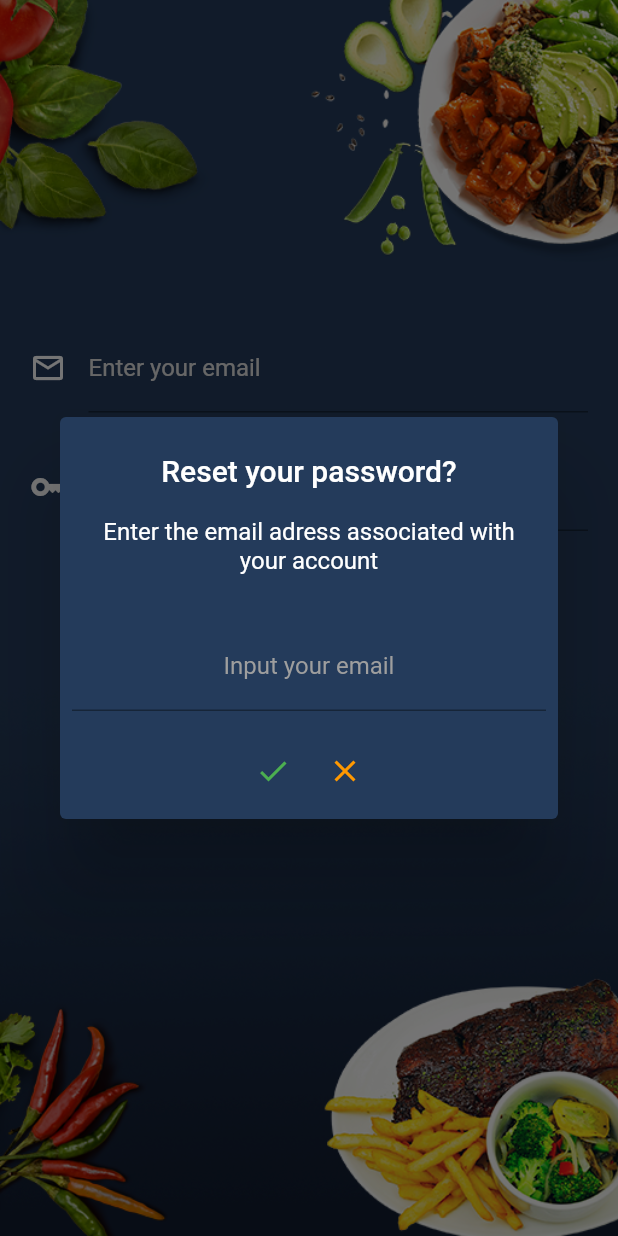
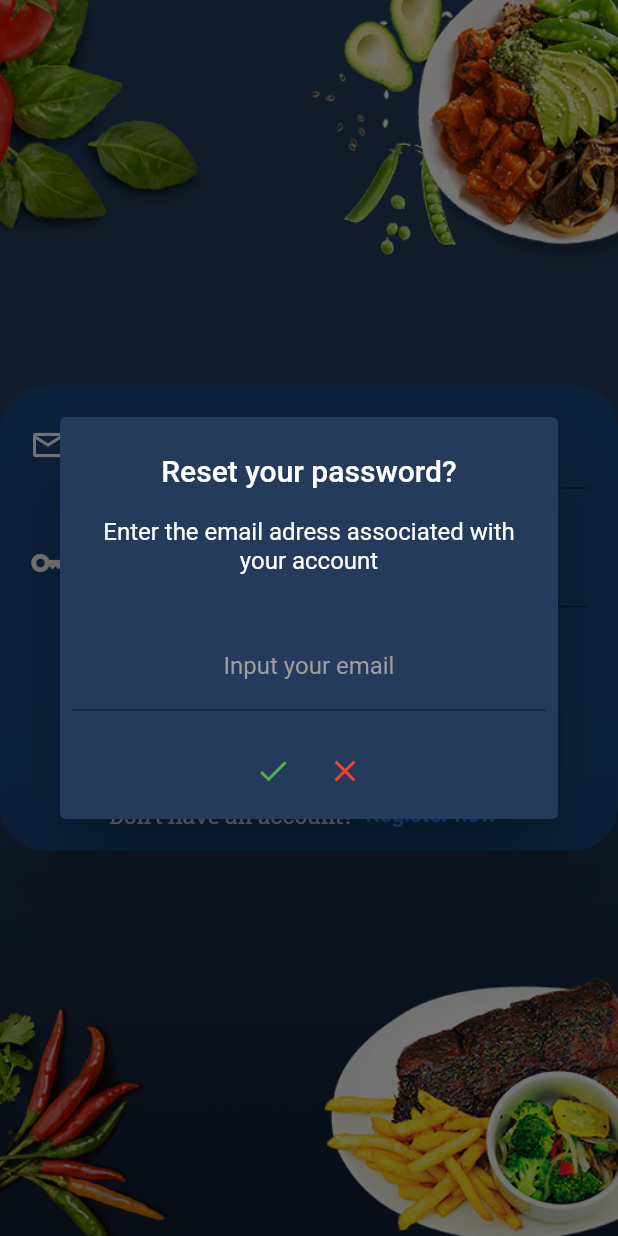
Before and after one commit to MarekRudzki/CookBook, a Flutter app: the screen it shows after launch, after a tap on "Forgot your password?", on a phone screen of 412 x 824 dp. Run offline on Flutter 3.47's test engine with Material 2 defaults, Android fonts, the light colour scheme and no system bars; our stand-ins replace animated_text_kit, bottom_navy_bar, cloud_firestore, firebase_auth, firebase_core, firebase_storage and 6 more; missing offline and left inert: day_night_switcher; accounts and stored records are empty; network calls fail.

Commit message:
Finish login screen

```diff
--- a/lib/main.dart
+++ b/lib/main.dart
@@ -23,6 +23,7 @@ void main() async {
   );
 //TODO add l10n
 //TODO expand light theme
+// TODO Maybe add Flavors
 
   runApp(
     MultiProvider(
--- a/lib/src/core/theme_provider.dart
+++ b/lib/src/core/theme_provider.dart
@@ -19,9 +19,9 @@ class ThemeProvider with ChangeNotifier {
       checkColor: MaterialStateProperty.all(Colors.red),
       fillColor: MaterialStateProperty.all(Colors.transparent),
     ),
-    textButtonTheme: TextButtonThemeData(
-      style: TextButton.styleFrom(backgroundColor: kLightBlue),
-    ),
+    // textButtonTheme: TextButtonThemeData(
+    //   style: TextButton.styleFrom(backgroundColor: kLightBlue),
+    // ),
     textTheme: TextTheme(
       bodyText1: const TextStyle(
         color: Colors.white,
--- a/lib/src/features/account/screens/login_screen/login_screen.dart
+++ b/lib/src/features/account/screens/login_screen/login_screen.dart
@@ -2,10 +2,7 @@ import 'package:flutter/material.dart';
 
 import 'package:provider/provider.dart';
 
-import '../../../../services/firebase/firestore.dart';
-import '../../../../services/hive_services.dart';
-import '../../../../services/firebase/auth.dart';
-import '../../../common_widgets/error_handling.dart';
+import '../../../../core/constants.dart';
 import '../../../main_screen.dart';
 import '../../account_provider.dart';
 import 'widgets/reset_password.dart';
@@ -20,19 +17,12 @@ class LoginScreen extends StatefulWidget {
 }
 
 class _LoginScreenState extends State<LoginScreen> {
-  final Auth _auth = Auth();
-  final Firestore _firestore = Firestore();
-  final ErrorHandling _errorHandling = ErrorHandling();
-  final HiveServices _hiveServices = HiveServices();
+  final AccountProvider _accountProvider = AccountProvider();
 
   final _nameController = TextEditingController();
-
   final _emailController = TextEditingController();
-
   final _passwordController = TextEditingController();
-
   final _confirmedPasswordController = TextEditingController();
-
   final _passwordResetController = TextEditingController();
 
   @override
@@ -49,27 +39,18 @@ class _LoginScreenState extends State<LoginScreen> {
     final String email = _emailController.text.trim();
     final String password = _passwordController.text.trim();
 
-    _errorHandling.toggleLoadingSpinner(context);
-    await _auth
-        .logIn(
+    await _accountProvider.logIn(
       email: email,
       password: password,
-    )
-        .then(
-      (errorText) {
-        _errorHandling.toggleLoadingSpinner(context);
-        FocusManager.instance.primaryFocus?.unfocus();
-        if (errorText.isNotEmpty) {
-          _errorHandling.showInfoSnackbar(context, errorText);
-        } else {
+      context: context,
+      emailController: _emailController,
+      onSuccess: () {
         Navigator.push(
           context,
           MaterialPageRoute(
             builder: (context) => const MainScreen(),
           ),
         );
-          _hiveServices.setUserEmail(_emailController.text);
-        }
       },
     );
   }
@@ -80,42 +61,47 @@ class _LoginScreenState extends State<LoginScreen> {
     final String password = _passwordController.text.trim();
     final String confirmedPassword = _confirmedPasswordController.text.trim();
 
-    _errorHandling.toggleLoadingSpinner(context);
-    await _auth
-        .register(
+    _accountProvider.register(
+      context: context,
       email: email,
       password: password,
       username: username,
       confirmedPassword: confirmedPassword,
-    )
-        .then(
-      (errorText) {
-        _errorHandling.toggleLoadingSpinner(context);
-        FocusManager.instance.primaryFocus?.unfocus();
-        if (errorText.isNotEmpty) {
-          _errorHandling.showInfoSnackbar(context, errorText);
-        } else {
-          _firestore.addUser(username).then(
-                (errorText) => {
-                  if (errorText.isNotEmpty)
-                    {
-                      _errorHandling.showInfoSnackbar(context, errorText),
-                    }
-                  else
-                    {
+      emailController: _emailController,
+      onSuccess: () {
         Navigator.push(
           context,
           MaterialPageRoute(
             builder: (context) => const MainScreen(),
           ),
-                      ),
-                      _hiveServices.setUserEmail(_emailController.text),
-                      _hiveServices.setUsername(username: username),
-                    }
+        );
       },
     );
   }
-      },
+
+  Future<bool> _onWillPop(BuildContext context) async {
+    final bool? exitResult = await showDialog(
+      context: context,
+      builder: (context) => _buildExitDialog(context),
+    );
+    return exitResult ?? false;
+  }
+
+  AlertDialog _buildExitDialog(BuildContext context) {
+    return AlertDialog(
+      title: const Text('Please confirm'),
+      content: const Text('Do you want to exit the app?'),
+      backgroundColor: kLightBlue,
+      actions: <Widget>[
+        TextButton(
+          onPressed: () => Navigator.of(context).pop(false),
+          child: const Text('No'),
+        ),
+        TextButton(
+          onPressed: () => Navigator.of(context).pop(true),
+          child: const Text('Yes'),
+        ),
+      ],
     );
   }
 
@@ -125,16 +111,19 @@ class _LoginScreenState extends State<LoginScreen> {
         Provider.of<AccountProvider>(context, listen: false);
 
     return SafeArea(
-      child: Scaffold(
-        resizeToAvoidBottomInset: false,
-        body: Container(
+      child: Container(
         decoration: const BoxDecoration(
           image: DecorationImage(
             image: AssetImage('assets/background_login.png'),
             fit: BoxFit.cover,
           ),
         ),
-          child: context.select(
+        child: WillPopScope(
+          onWillPop: () => _onWillPop(context),
+          child: Scaffold(
+            backgroundColor: Colors.transparent,
+            //resizeToAvoidBottomInset: false,
+            body: context.select(
                     (AccountProvider provider) => provider.isCreatingAccount)
                 ? RegisterView(
                     emailController: _emailController,
@@ -159,9 +148,16 @@ class _LoginScreenState extends State<LoginScreen> {
                       _emailController.clear();
                       _passwordController.clear();
                     },
-                  onPasswordResetTap: () => resetPassword(
-                    context,
-                    _passwordResetController,
+                    onPasswordResetTap: () {
+                      showDialog(
+                        context: context,
+                        builder: (context) {
+                          return ResetPassword(
+                            controller: _passwordResetController,
+                          );
+                        },
+                      );
+                    },
                   ),
           ),
         ),
--- a/lib/src/features/account/screens/login_screen/widgets/login_action_button.dart
+++ b/lib/src/features/account/screens/login_screen/widgets/login_action_button.dart
@@ -17,8 +17,8 @@ class ActionButton extends StatelessWidget {
     return InkWell(
       onTap: onTap,
       child: Container(
-        width: MediaQuery.of(context).size.width * 0.5,
-        height: MediaQuery.of(context).size.height * 0.06,
+        width: MediaQuery.of(context).size.width * 0.45,
+        height: MediaQuery.of(context).size.height * 0.05,
         decoration: BoxDecoration(
           borderRadius: BorderRadius.circular(20),
           color: Colors.red,
@@ -26,7 +26,10 @@ class ActionButton extends StatelessWidget {
         child: Center(
           child: Text(
             text,
-            style: const TextStyle(color: Colors.white, fontSize: 20),
+            style: const TextStyle(
+              color: Colors.white,
+              fontSize: 19,
+            ),
           ),
         ),
       ),
--- a/lib/src/features/account/screens/login_screen/widgets/login_view.dart
+++ b/lib/src/features/account/screens/login_screen/widgets/login_view.dart
@@ -15,17 +15,22 @@ class LoginView extends StatelessWidget {
 
   final TextEditingController emailController;
   final TextEditingController passwordController;
-  final Function() onLoginTap;
-  final Function() onRegisterTap;
-  final Function() onPasswordResetTap;
+  final void Function() onLoginTap;
+  final void Function() onRegisterTap;
+  final void Function() onPasswordResetTap;
 
   @override
   Widget build(BuildContext context) {
-    return Column(
+    return Center(
+      child: SingleChildScrollView(
+        reverse: true,
+        child: Container(
+          decoration: BoxDecoration(
+            color: const Color.fromARGB(255, 18, 76, 135).withOpacity(0.75),
+            borderRadius: BorderRadius.circular(30),
+          ),
+          child: Column(
             children: [
-        SizedBox(
-          height: MediaQuery.of(context).size.height * 0.25,
-        ),
               LoginTextInputField(
                 controller: emailController,
                 labelText: 'Enter your email',
@@ -40,10 +45,11 @@ class LoginView extends StatelessWidget {
               ),
               TextButton(
                 onPressed: onPasswordResetTap,
-          child: Text(
-            'Forgot your password?',
-            style: TextStyle(color: Colors.grey.shade500, fontSize: 15),
-          ),
+                child: Text('Forgot your password?',
+                    style: const TextStyle().copyWith(
+                      color: Colors.blueAccent,
+                      fontSize: 15,
+                    )),
               ),
               ActionButton(
                 text: 'Login',
@@ -53,12 +59,37 @@ class LoginView extends StatelessWidget {
               const SizedBox(
                 height: 15,
               ),
-        ActionButton(
-          text: 'Register',
-          context: context,
-          onTap: onRegisterTap,
+              Row(
+                mainAxisAlignment: MainAxisAlignment.center,
+                children: [
+                  Text(
+                    'Don\'t have an account?',
+                    style: TextStyle(
+                      color: Colors.grey.shade300,
+                      fontSize: 15,
+                    ),
+                  ),
+                  TextButton(
+                    onPressed: onRegisterTap,
+                    child: const Text(
+                      'Register now',
+                      style: TextStyle(
+                        color: Colors.blueAccent,
+                        fontSize: 15,
+                      ),
+                    ),
                   ),
                 ],
+              ),
+              Padding(
+                padding: EdgeInsets.only(
+                  bottom: MediaQuery.of(context).viewInsets.bottom,
+                ),
+              ),
+            ],
+          ),
+        ),
+      ),
     );
   }
 }
--- a/lib/src/features/account/screens/login_screen/widgets/reset_password.dart
+++ b/lib/src/features/account/screens/login_screen/widgets/reset_password.dart
@@ -2,20 +2,21 @@ import 'package:flutter/material.dart';
 
 import 'package:provider/provider.dart';
 
-import '../../../../../services/firebase/auth.dart';
 import '../../../../../core/constants.dart';
-import '../../../../common_widgets/error_handling.dart';
 import '../../../account_provider.dart';
 
-void resetPassword(BuildContext context, TextEditingController controller) {
-  final _accountProvider = Provider.of<AccountProvider>(context, listen: false);
-  final ErrorHandling _errorHandling = ErrorHandling();
-  final Auth _auth = Auth();
+class ResetPassword extends StatelessWidget {
+  const ResetPassword({
+    super.key,
+    required this.controller,
+  });
 
-  showDialog(
-    barrierDismissible: false,
-    context: context,
-    builder: (context) {
+  final TextEditingController controller;
+
+  @override
+  Widget build(BuildContext context) {
+    return Consumer<AccountProvider>(
+      builder: (context, accountProvider, _) {
         return AlertDialog(
           title: const Text(
             textAlign: TextAlign.center,
@@ -47,7 +48,9 @@ void resetPassword(BuildContext context, TextEditingController controller) {
                       color: Colors.grey.shade500,
                     ),
                   ),
-                style: const TextStyle(color: Colors.white70),
+                  style: const TextStyle(
+                    color: Colors.white70,
+                  ),
                 ),
                 Padding(
                   padding: const EdgeInsets.all(8.0),
@@ -55,10 +58,10 @@ void resetPassword(BuildContext context, TextEditingController controller) {
                               provider.errorMessage) !=
                           ''
                       ? Text(
-                        _accountProvider.errorMessage,
+                          accountProvider.errorMessage,
                           textAlign: TextAlign.center,
-                        style: TextStyle(
-                          color: Theme.of(context).errorColor,
+                          style: const TextStyle(
+                            color: Colors.red,
                             fontSize: 15,
                           ),
                         )
@@ -69,37 +72,22 @@ void resetPassword(BuildContext context, TextEditingController controller) {
                   children: [
                     IconButton(
                       onPressed: () async {
-                      _errorHandling.toggleLoadingSpinner(context);
-                      _auth
-                          .resetPassword(
+                        await accountProvider.resetPassword(
+                          context: context,
                           passwordResetText: controller.text.trim(),
-                          )
-                          .then(
-                            (errorText) => {
-                              if (errorText.isNotEmpty)
-                                {
-                                  _errorHandling.toggleLoadingSpinner(context),
-                                  FocusManager.instance.primaryFocus?.unfocus(),
-                                  _accountProvider.addErrorMessage(errorText),
-                                  _accountProvider.resetErrorMessage(),
-                                }
-                              else
-                                {
-                                  _errorHandling.toggleLoadingSpinner(context),
-                                  Navigator.of(context).pop(),
+                          onSuccess: () {
+                            Navigator.of(context).pop();
                             showDialog(
                               context: context,
                               builder: (context) {
                                 return AlertDialog(
                                   title: const Text(
                                     'Check your mailbox',
-                                          style:
-                                              TextStyle(color: Colors.white70),
+                                    style: TextStyle(color: Colors.white70),
                                   ),
                                   content: const Text(
                                     'You should find link to reset your password in your mailbox.',
-                                          style:
-                                              TextStyle(color: Colors.white70),
+                                    style: TextStyle(color: Colors.white70),
                                   ),
                                   backgroundColor: kLightBlue,
                                   actions: [
@@ -117,8 +105,7 @@ void resetPassword(BuildContext context, TextEditingController controller) {
                                   ],
                                 );
                               },
-                                  ),
-                                }
+                            );
                           },
                         );
                       },
@@ -130,12 +117,12 @@ void resetPassword(BuildContext context, TextEditingController controller) {
                     IconButton(
                       onPressed: () {
                         controller.clear();
-                      _accountProvider.addErrorMessage('');
+                        accountProvider.addErrorMessage('');
                         Navigator.of(context).pop();
                       },
-                    icon: Icon(
+                      icon: const Icon(
                         Icons.close,
-                      color: Theme.of(context).errorColor,
+                        color: Colors.red,
                       ),
                     ),
                   ],
@@ -147,3 +134,4 @@ void resetPassword(BuildContext context, TextEditingController controller) {
       },
     );
   }
+}
--- a/lib/src/features/meals/screens/home_screen/widgets/meals_grid.dart
+++ b/lib/src/features/meals/screens/home_screen/widgets/meals_grid.dart
@@ -1,4 +1,5 @@
 import 'package:flutter/material.dart';
+import 'package:flutter_spinkit/flutter_spinkit.dart';
 
 import '../../../../../domain/models/meal_model.dart';
 import '../../../meals_provider.dart';
@@ -24,7 +25,10 @@ class MealsGrid extends StatelessWidget {
         if (snapshot.connectionState == ConnectionState.waiting) {
           return const Expanded(
             child: Center(
-              child: CircularProgressIndicator(),
+              child: SpinKitThreeBounce(
+                color: Colors.white,
+                size: 25,
+              ),
             ),
           );
         }
```
Also changed, not shown: lib/src/features/account/account_provider.dart (+146 -37 lines), lib/src/features/account/screens/login_screen/widgets/login_text_input_field.dart (+7 -2 lines), lib/src/features/account/screens/login_screen/widgets/register_view.dart (+38 -9 lines), lib/src/features/common_widgets/error_handling.dart (+12 -2 lines), lib/src/features/meals/screens/edit_meal_screen/edit_meal_screen.dart (+5 -3 lines), lib/src/features/meals/screens/meal_detail_screen/meal_details_screen.dart (+6 -3 lines). Lines whose indentation alone changed are shown as unchanged.
